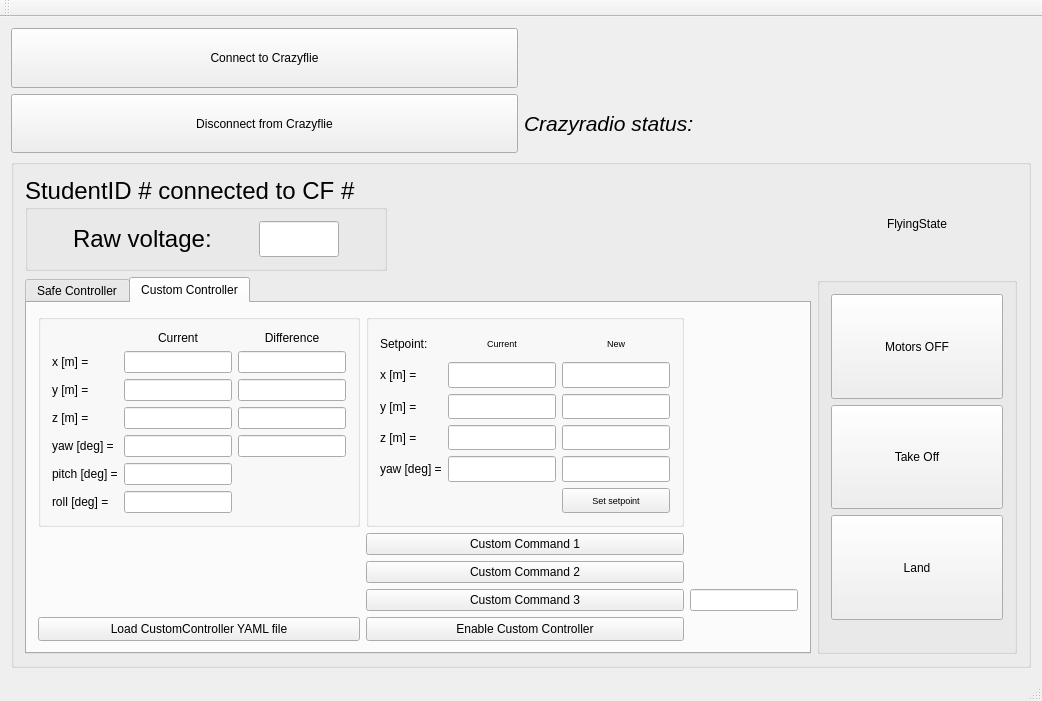
Before: the Qt Designer form pps_ws/src/d_fall_pps/GUI_Qt/studentGUI/src/MainWindow.ui in alexdidier/rampc-quadrotor, drawn with Qt 5.
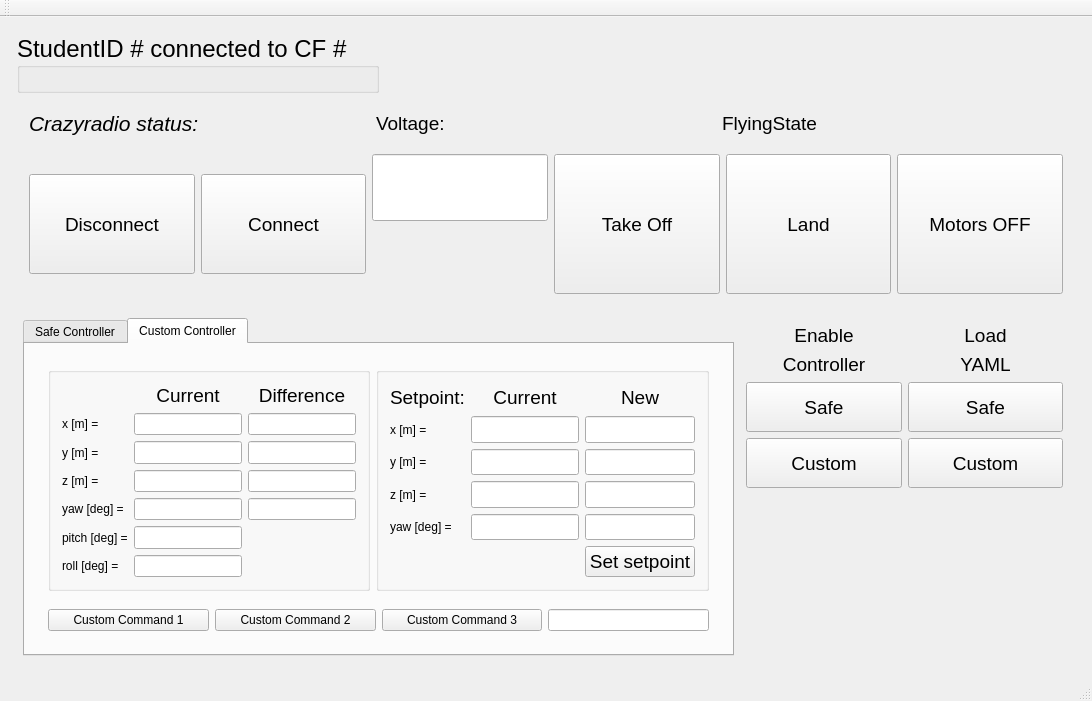
After: the same form once the commit is applied. The open tabs and pages were chosen to show the change.

Commit message: Changed Student GUI layout to look nicer

The edit to the form file:
```diff
--- a/pps_ws/src/d_fall_pps/GUI_Qt/studentGUI/src/MainWindow.ui
+++ b/pps_ws/src/d_fall_pps/GUI_Qt/studentGUI/src/MainWindow.ui
@@ -6,7 +6,7 @@
    <rect>
     <x>0</x>
     <y>0</y>
-    <width>1042</width>
+    <width>1092</width>
     <height>701</height>
    </rect>
   </property>
@@ -27,74 +27,21 @@
   </property>
   <widget class="QWidget" name="centralWidget">
    <layout class="QGridLayout" name="gridLayout">
-    <item row="4" column="1" colspan="2">
-     <widget class="QGroupBox" name="groupBox_general">
-      <property name="title">
-       <string/>
+    <item row="1" column="1">
+     <layout class="QVBoxLayout" name="verticalLayout_4">
+      <property name="leftMargin">
+       <number>6</number>
       </property>
-      <layout class="QGridLayout" name="gridLayout_10">
-       <item row="3" column="1">
-        <widget class="QGroupBox" name="groupBox_4">
-         <property name="title">
-          <string/>
-         </property>
-         <layout class="QVBoxLayout" name="verticalLayout">
-          <item>
-           <widget class="QPushButton" name="motors_OFF_button">
-            <property name="sizePolicy">
-             <sizepolicy hsizetype="Minimum" vsizetype="Expanding">
-              <horstretch>0</horstretch>
-              <verstretch>0</verstretch>
-             </sizepolicy>
-            </property>
-            <property name="text">
-             <string>Motors OFF</string>
-            </property>
-           </widget>
-          </item>
+      <property name="topMargin">
+       <number>6</number>
+      </property>
+      <property name="rightMargin">
+       <number>6</number>
+      </property>
+      <property name="bottomMargin">
+       <number>6</number>
+      </property>
           <item>
-           <widget class="QPushButton" name="take_off_button">
-            <property name="sizePolicy">
-             <sizepolicy hsizetype="Minimum" vsizetype="Expanding">
-              <horstretch>0</horstretch>
-              <verstretch>0</verstretch>
-             </sizepolicy>
-            </property>
-            <property name="text">
-             <string>Take Off</string>
-            </property>
-           </widget>
-          </item>
-          <item>
-           <widget class="QPushButton" name="land_button">
-            <property name="sizePolicy">
-             <sizepolicy hsizetype="Minimum" vsizetype="Expanding">
-              <horstretch>0</horstretch>
-              <verstretch>0</verstretch>
-             </sizepolicy>
-            </property>
-            <property name="text">
-             <string>Land</string>
-            </property>
-           </widget>
-          </item>
-          <item>
-           <widget class="QLabel" name="label_battery">
-            <property name="font">
-             <font>
-              <pointsize>9</pointsize>
-              <italic>true</italic>
-             </font>
-            </property>
-            <property name="text">
-             <string/>
-            </property>
-           </widget>
-          </item>
-         </layout>
-        </widget>
-       </item>
-       <item row="1" column="0">
         <widget class="QGroupBox" name="groupBox">
          <property name="sizePolicy">
           <sizepolicy hsizetype="Maximum" vsizetype="Preferred">
@@ -110,65 +57,268 @@
          <property name="title">
           <string>StudentID # connected to CF #</string>
          </property>
-         <layout class="QGridLayout" name="gridLayout_2">
-          <item row="1" column="0">
+        <layout class="QGridLayout" name="gridLayout_2"/>
+       </widget>
+      </item>
+      <item>
+       <layout class="QVBoxLayout" name="verticalLayout">
+        <property name="leftMargin">
+         <number>6</number>
+        </property>
+        <property name="topMargin">
+         <number>6</number>
+        </property>
+        <property name="rightMargin">
+         <number>6</number>
+        </property>
+        <property name="bottomMargin">
+         <number>6</number>
+        </property>
+        <item>
+         <layout class="QHBoxLayout" name="horizontalLayout_2">
+          <property name="leftMargin">
+           <number>6</number>
+          </property>
+          <property name="topMargin">
+           <number>6</number>
+          </property>
+          <property name="rightMargin">
+           <number>6</number>
+          </property>
+          <property name="bottomMargin">
+           <number>6</number>
+          </property>
+          <item>
+           <widget class="QLabel" name="connected_disconnected_label">
+            <property name="font">
+             <font>
+              <pointsize>16</pointsize>
+              <italic>true</italic>
+             </font>
+            </property>
+            <property name="text">
+             <string>Crazyradio status:</string>
+            </property>
+           </widget>
+          </item>
+          <item>
            <widget class="QLabel" name="raw_voltage_label">
             <property name="sizePolicy">
-             <sizepolicy hsizetype="Fixed" vsizetype="Preferred">
+             <sizepolicy hsizetype="Preferred" vsizetype="Preferred">
               <horstretch>0</horstretch>
               <verstretch>0</verstretch>
              </sizepolicy>
             </property>
             <property name="font">
              <font>
-              <pointsize>18</pointsize>
+              <pointsize>14</pointsize>
               <italic>false</italic>
              </font>
             </property>
             <property name="text">
-             <string>Raw voltage: </string>
+             <string>Voltage: </string>
             </property>
            </widget>
           </item>
-          <item row="1" column="1">
-           <widget class="QLineEdit" name="voltage_field">
-            <property name="sizePolicy">
-             <sizepolicy hsizetype="Maximum" vsizetype="Fixed">
-              <horstretch>0</horstretch>
-              <verstretch>0</verstretch>
-             </sizepolicy>
-            </property>
-            <property name="maximumSize">
-             <size>
-              <width>80</width>
-              <height>16777215</height>
-             </size>
-            </property>
-            <property name="readOnly">
-             <bool>true</bool>
-            </property>
-           </widget>
-          </item>
-         </layout>
-        </widget>
-       </item>
-       <item row="1" column="1">
+          <item>
         <widget class="QLabel" name="flying_state_label">
-         <property name="sizePolicy">
-          <sizepolicy hsizetype="MinimumExpanding" vsizetype="Preferred">
-           <horstretch>0</horstretch>
-           <verstretch>0</verstretch>
-          </sizepolicy>
+            <property name="font">
+             <font>
+              <pointsize>14</pointsize>
+             </font>
          </property>
          <property name="text">
           <string>FlyingState</string>
          </property>
          <property name="alignment">
-          <set>Qt::AlignCenter</set>
+             <set>Qt::AlignLeading|Qt::AlignLeft|Qt::AlignVCenter</set>
          </property>
         </widget>
        </item>
-       <item row="3" column="0">
+         </layout>
+        </item>
+        <item>
+         <layout class="QHBoxLayout" name="horizontalLayout">
+          <property name="leftMargin">
+           <number>6</number>
+          </property>
+          <property name="topMargin">
+           <number>6</number>
+          </property>
+          <property name="rightMargin">
+           <number>6</number>
+          </property>
+          <property name="bottomMargin">
+           <number>6</number>
+          </property>
+          <item>
+           <widget class="QPushButton" name="RF_disconnect_button">
+            <property name="sizePolicy">
+             <sizepolicy hsizetype="Minimum" vsizetype="MinimumExpanding">
+              <horstretch>0</horstretch>
+              <verstretch>0</verstretch>
+             </sizepolicy>
+            </property>
+            <property name="maximumSize">
+             <size>
+              <width>750</width>
+              <height>100</height>
+             </size>
+            </property>
+            <property name="font">
+             <font>
+              <pointsize>14</pointsize>
+             </font>
+            </property>
+            <property name="text">
+             <string>Disconnect</string>
+            </property>
+           </widget>
+          </item>
+          <item>
+           <widget class="QPushButton" name="RF_Connect_button">
+            <property name="sizePolicy">
+             <sizepolicy hsizetype="Minimum" vsizetype="MinimumExpanding">
+              <horstretch>0</horstretch>
+              <verstretch>0</verstretch>
+             </sizepolicy>
+            </property>
+            <property name="maximumSize">
+             <size>
+              <width>750</width>
+              <height>100</height>
+             </size>
+            </property>
+            <property name="font">
+             <font>
+              <pointsize>14</pointsize>
+             </font>
+            </property>
+            <property name="text">
+             <string>Connect</string>
+            </property>
+           </widget>
+          </item>
+          <item>
+           <layout class="QVBoxLayout" name="verticalLayout_8">
+            <item>
+             <widget class="QLineEdit" name="voltage_field">
+              <property name="sizePolicy">
+               <sizepolicy hsizetype="Minimum" vsizetype="MinimumExpanding">
+                <horstretch>0</horstretch>
+                <verstretch>0</verstretch>
+               </sizepolicy>
+              </property>
+              <property name="maximumSize">
+               <size>
+                <width>16777215</width>
+                <height>16777215</height>
+               </size>
+              </property>
+              <property name="font">
+               <font>
+                <pointsize>14</pointsize>
+               </font>
+              </property>
+              <property name="readOnly">
+               <bool>true</bool>
+              </property>
+             </widget>
+            </item>
+            <item>
+             <widget class="QLabel" name="label_battery">
+              <property name="sizePolicy">
+               <sizepolicy hsizetype="Minimum" vsizetype="MinimumExpanding">
+                <horstretch>0</horstretch>
+                <verstretch>0</verstretch>
+               </sizepolicy>
+              </property>
+              <property name="font">
+               <font>
+                <pointsize>14</pointsize>
+                <italic>true</italic>
+               </font>
+              </property>
+              <property name="text">
+               <string/>
+              </property>
+             </widget>
+            </item>
+           </layout>
+          </item>
+          <item>
+           <widget class="QPushButton" name="take_off_button">
+            <property name="sizePolicy">
+             <sizepolicy hsizetype="Minimum" vsizetype="Expanding">
+              <horstretch>0</horstretch>
+              <verstretch>0</verstretch>
+             </sizepolicy>
+            </property>
+            <property name="font">
+             <font>
+              <pointsize>14</pointsize>
+             </font>
+            </property>
+            <property name="text">
+             <string>Take Off</string>
+            </property>
+           </widget>
+          </item>
+          <item>
+           <widget class="QPushButton" name="land_button">
+            <property name="sizePolicy">
+             <sizepolicy hsizetype="Minimum" vsizetype="Expanding">
+              <horstretch>0</horstretch>
+              <verstretch>0</verstretch>
+             </sizepolicy>
+            </property>
+            <property name="font">
+             <font>
+              <pointsize>14</pointsize>
+             </font>
+            </property>
+            <property name="text">
+             <string>Land</string>
+            </property>
+           </widget>
+          </item>
+          <item>
+           <widget class="QPushButton" name="motors_OFF_button">
+            <property name="sizePolicy">
+             <sizepolicy hsizetype="Minimum" vsizetype="Expanding">
+              <horstretch>0</horstretch>
+              <verstretch>0</verstretch>
+             </sizepolicy>
+            </property>
+            <property name="font">
+             <font>
+              <pointsize>14</pointsize>
+             </font>
+            </property>
+            <property name="text">
+             <string>Motors OFF</string>
+            </property>
+           </widget>
+          </item>
+         </layout>
+        </item>
+       </layout>
+      </item>
+      <item>
+       <layout class="QHBoxLayout" name="horizontalLayout_8">
+        <property name="leftMargin">
+         <number>6</number>
+        </property>
+        <property name="topMargin">
+         <number>6</number>
+        </property>
+        <property name="rightMargin">
+         <number>6</number>
+        </property>
+        <property name="bottomMargin">
+         <number>6</number>
+        </property>
+        <item>
         <widget class="QTabWidget" name="tabWidget">
          <property name="currentIndex">
           <number>0</number>
@@ -660,44 +810,6 @@
              </layout>
             </widget>
            </item>
-           <item row="1" column="1">
-            <widget class="QPushButton" name="en_safe_controller">
-             <property name="sizePolicy">
-              <sizepolicy hsizetype="MinimumExpanding" vsizetype="MinimumExpanding">
-               <horstretch>0</horstretch>
-               <verstretch>0</verstretch>
-              </sizepolicy>
-             </property>
-             <property name="maximumSize">
-              <size>
-               <width>16777215</width>
-               <height>50</height>
-              </size>
-             </property>
-             <property name="text">
-              <string>Enable Safe Controller</string>
-             </property>
-            </widget>
-           </item>
-           <item row="1" column="0">
-            <widget class="QPushButton" name="load_safe_yaml_button">
-             <property name="sizePolicy">
-              <sizepolicy hsizetype="MinimumExpanding" vsizetype="MinimumExpanding">
-               <horstretch>0</horstretch>
-               <verstretch>0</verstretch>
-              </sizepolicy>
-             </property>
-             <property name="maximumSize">
-              <size>
-               <width>16777215</width>
-               <height>50</height>
-              </size>
-             </property>
-             <property name="text">
-              <string>Load Safecontroller YAML file</string>
-             </property>
-            </widget>
-           </item>
           </layout>
          </widget>
          <widget class="QWidget" name="tab_4">
@@ -705,28 +817,35 @@
            <string>Custom Controller</string>
           </attribute>
           <layout class="QGridLayout" name="gridLayout_9">
-           <item row="2" column="1">
-            <widget class="QPushButton" name="customButton_2">
-             <property name="text">
-              <string>Custom Command 2</string>
-             </property>
-            </widget>
-           </item>
-           <item row="3" column="1">
-            <widget class="QPushButton" name="customButton_3">
-             <property name="text">
-              <string>Custom Command 3</string>
-             </property>
-            </widget>
-           </item>
-           <item row="1" column="1">
-            <widget class="QPushButton" name="customButton_1">
-             <property name="text">
-              <string>Custom Command 1</string>
-             </property>
-            </widget>
-           </item>
            <item row="0" column="0">
+             <layout class="QVBoxLayout" name="verticalLayout_3">
+              <property name="leftMargin">
+               <number>6</number>
+              </property>
+              <property name="topMargin">
+               <number>6</number>
+              </property>
+              <property name="rightMargin">
+               <number>6</number>
+              </property>
+              <property name="bottomMargin">
+               <number>6</number>
+              </property>
+              <item>
+               <layout class="QHBoxLayout" name="horizontalLayout_3">
+                <property name="leftMargin">
+                 <number>6</number>
+                </property>
+                <property name="topMargin">
+                 <number>6</number>
+                </property>
+                <property name="rightMargin">
+                 <number>6</number>
+                </property>
+                <property name="bottomMargin">
+                 <number>6</number>
+                </property>
+                <item>
             <widget class="QGroupBox" name="groupBox_5">
              <property name="title">
               <string/>
@@ -890,6 +1009,11 @@
                   <verstretch>0</verstretch>
                  </sizepolicy>
                 </property>
+                     <property name="font">
+                      <font>
+                       <pointsize>14</pointsize>
+                      </font>
+                     </property>
                 <property name="text">
                  <string>Current</string>
                 </property>
@@ -958,6 +1082,11 @@
                   <verstretch>0</verstretch>
                  </sizepolicy>
                 </property>
+                     <property name="font">
+                      <font>
+                       <pointsize>14</pointsize>
+                      </font>
+                     </property>
                 <property name="text">
                  <string>Difference</string>
                 </property>
@@ -969,7 +1098,7 @@
              </layout>
             </widget>
            </item>
-           <item row="0" column="1">
+                <item>
             <widget class="QGroupBox" name="groupBox_6">
              <property name="title">
               <string/>
@@ -1054,7 +1183,7 @@
                 </property>
                 <property name="font">
                  <font>
-                  <pointsize>7</pointsize>
+                       <pointsize>14</pointsize>
                  </font>
                 </property>
                 <property name="text">
@@ -1127,7 +1256,7 @@
                 </property>
                 <property name="font">
                  <font>
-                  <pointsize>7</pointsize>
+                       <pointsize>14</pointsize>
                  </font>
                 </property>
                 <property name="text">
@@ -1166,6 +1295,11 @@
                   <verstretch>0</verstretch>
                  </sizepolicy>
                 </property>
+                     <property name="font">
+                      <font>
+                       <pointsize>14</pointsize>
+                      </font>
+                     </property>
                 <property name="text">
                  <string>Setpoint:</string>
                 </property>
@@ -1181,7 +1315,7 @@
                 </property>
                 <property name="font">
                  <font>
-                  <pointsize>7</pointsize>
+                       <pointsize>14</pointsize>
                  </font>
                 </property>
                 <property name="text">
@@ -1195,7 +1329,129 @@
              </layout>
             </widget>
            </item>
-           <item row="4" column="1">
+               </layout>
+              </item>
+              <item>
+               <layout class="QHBoxLayout" name="horizontalLayout_5">
+                <property name="leftMargin">
+                 <number>6</number>
+                </property>
+                <property name="topMargin">
+                 <number>6</number>
+                </property>
+                <property name="rightMargin">
+                 <number>6</number>
+                </property>
+                <property name="bottomMargin">
+                 <number>6</number>
+                </property>
+                <item>
+                 <widget class="QPushButton" name="customButton_1">
+                  <property name="sizePolicy">
+                   <sizepolicy hsizetype="MinimumExpanding" vsizetype="Fixed">
+                    <horstretch>0</horstretch>
+                    <verstretch>0</verstretch>
+                   </sizepolicy>
+                  </property>
+                  <property name="text">
+                   <string>Custom Command 1</string>
+                  </property>
+                 </widget>
+                </item>
+                <item>
+                 <widget class="QPushButton" name="customButton_2">
+                  <property name="sizePolicy">
+                   <sizepolicy hsizetype="MinimumExpanding" vsizetype="Fixed">
+                    <horstretch>0</horstretch>
+                    <verstretch>0</verstretch>
+                   </sizepolicy>
+                  </property>
+                  <property name="text">
+                   <string>Custom Command 2</string>
+                  </property>
+                 </widget>
+                </item>
+                <item>
+                 <widget class="QPushButton" name="customButton_3">
+                  <property name="sizePolicy">
+                   <sizepolicy hsizetype="MinimumExpanding" vsizetype="Fixed">
+                    <horstretch>0</horstretch>
+                    <verstretch>0</verstretch>
+                   </sizepolicy>
+                  </property>
+                  <property name="text">
+                   <string>Custom Command 3</string>
+                  </property>
+                 </widget>
+                </item>
+                <item>
+                 <widget class="QLineEdit" name="custom_command_3"/>
+                </item>
+               </layout>
+              </item>
+             </layout>
+            </item>
+           </layout>
+          </widget>
+         </widget>
+        </item>
+        <item>
+         <layout class="QGridLayout" name="gridLayout_17">
+          <property name="leftMargin">
+           <number>6</number>
+          </property>
+          <property name="topMargin">
+           <number>6</number>
+          </property>
+          <property name="rightMargin">
+           <number>6</number>
+          </property>
+          <property name="bottomMargin">
+           <number>6</number>
+          </property>
+          <item row="0" column="1">
+           <widget class="QLabel" name="label_2">
+            <property name="sizePolicy">
+             <sizepolicy hsizetype="Preferred" vsizetype="Minimum">
+              <horstretch>0</horstretch>
+              <verstretch>0</verstretch>
+             </sizepolicy>
+            </property>
+            <property name="font">
+             <font>
+              <pointsize>14</pointsize>
+             </font>
+            </property>
+            <property name="text">
+             <string>Load</string>
+            </property>
+            <property name="alignment">
+             <set>Qt::AlignCenter</set>
+            </property>
+           </widget>
+          </item>
+          <item row="1" column="0">
+           <widget class="QLabel" name="label_21">
+            <property name="sizePolicy">
+             <sizepolicy hsizetype="Preferred" vsizetype="Minimum">
+              <horstretch>0</horstretch>
+              <verstretch>0</verstretch>
+             </sizepolicy>
+            </property>
+            <property name="font">
+             <font>
+              <pointsize>14</pointsize>
+             </font>
+            </property>
+            <property name="text">
+             <string>Controller</string>
+            </property>
+            <property name="alignment">
+             <set>Qt::AlignCenter</set>
+            </property>
+           </widget>
+          </item>
+          <item row="3" column="0">
             <widget class="QPushButton" name="en_custom_controller">
              <property name="sizePolicy">
               <sizepolicy hsizetype="MinimumExpanding" vsizetype="MinimumExpanding">
@@ -1209,12 +1465,99 @@
                <height>50</height>
               </size>
              </property>
+            <property name="font">
+             <font>
+              <pointsize>14</pointsize>
+             </font>
+            </property>
              <property name="text">
-              <string>Enable Custom Controller</string>
+             <string>Custom</string>
              </property>
             </widget>
            </item>
            <item row="4" column="0">
+           <spacer name="verticalSpacer">
+            <property name="orientation">
+             <enum>Qt::Vertical</enum>
+            </property>
+            <property name="sizeHint" stdset="0">
+             <size>
+              <width>20</width>
+              <height>40</height>
+             </size>
+            </property>
+           </spacer>
+          </item>
+          <item row="2" column="1">
+           <widget class="QPushButton" name="load_safe_yaml_button">
+            <property name="sizePolicy">
+             <sizepolicy hsizetype="MinimumExpanding" vsizetype="MinimumExpanding">
+              <horstretch>0</horstretch>
+              <verstretch>0</verstretch>
+             </sizepolicy>
+            </property>
+            <property name="maximumSize">
+             <size>
+              <width>16777215</width>
+              <height>50</height>
+             </size>
+            </property>
+            <property name="font">
+             <font>
+              <pointsize>14</pointsize>
+             </font>
+            </property>
+            <property name="text">
+             <string>Safe</string>
+            </property>
+           </widget>
+          </item>
+          <item row="0" column="0">
+           <widget class="QLabel" name="label">
+            <property name="sizePolicy">
+             <sizepolicy hsizetype="Preferred" vsizetype="Minimum">
+              <horstretch>0</horstretch>
+              <verstretch>0</verstretch>
+             </sizepolicy>
+            </property>
+            <property name="font">
+             <font>
+              <pointsize>14</pointsize>
+             </font>
+            </property>
+            <property name="text">
+             <string>Enable</string>
+            </property>
+            <property name="alignment">
+             <set>Qt::AlignCenter</set>
+            </property>
+           </widget>
+          </item>
+          <item row="2" column="0">
+           <widget class="QPushButton" name="en_safe_controller">
+            <property name="sizePolicy">
+             <sizepolicy hsizetype="MinimumExpanding" vsizetype="MinimumExpanding">
+              <horstretch>0</horstretch>
+              <verstretch>0</verstretch>
+             </sizepolicy>
+            </property>
+            <property name="maximumSize">
+             <size>
+              <width>16777215</width>
+              <height>50</height>
+             </size>
+            </property>
+            <property name="font">
+             <font>
+              <pointsize>14</pointsize>
+             </font>
+            </property>
+            <property name="text">
+             <string>Safe</string>
+            </property>
+           </widget>
+          </item>
+          <item row="3" column="1">
             <widget class="QPushButton" name="load_custom_yaml_button">
              <property name="sizePolicy">
               <sizepolicy hsizetype="MinimumExpanding" vsizetype="MinimumExpanding">
@@ -1228,71 +1571,42 @@
                <height>50</height>
               </size>
              </property>
+            <property name="font">
+             <font>
+              <pointsize>14</pointsize>
+             </font>
+            </property>
              <property name="text">
-              <string>Load CustomController YAML file</string>
-             </property>
-            </widget>
-           </item>
-           <item row="3" column="2">
-            <widget class="QLineEdit" name="custom_command_3"/>
-           </item>
-          </layout>
-         </widget>
-        </widget>
-       </item>
-      </layout>
+             <string>Custom</string>
+            </property>
      </widget>
     </item>
     <item row="1" column="1">
-     <widget class="QPushButton" name="RF_disconnect_button">
+           <widget class="QLabel" name="label_22">
       <property name="sizePolicy">
-       <sizepolicy hsizetype="Minimum" vsizetype="MinimumExpanding">
+             <sizepolicy hsizetype="Preferred" vsizetype="Minimum">
         <horstretch>0</horstretch>
         <verstretch>0</verstretch>
        </sizepolicy>
       </property>
-      <property name="maximumSize">
-       <size>
-        <width>750</width>
-        <height>100</height>
-       </size>
-      </property>
-      <property name="text">
-       <string>Disconnect from Crazyflie</string>
-      </property>
-     </widget>
-    </item>
-    <item row="0" column="1">
-     <widget class="QPushButton" name="RF_Connect_button">
-      <property name="sizePolicy">
-       <sizepolicy hsizetype="Minimum" vsizetype="MinimumExpanding">
-        <horstretch>0</horstretch>
-        <verstretch>0</verstretch>
-       </sizepolicy>
-      </property>
-      <property name="maximumSize">
-       <size>
-        <width>750</width>
-        <height>100</height>
-       </size>
-      </property>
-      <property name="text">
-       <string>Connect to Crazyflie</string>
-      </property>
-     </widget>
-    </item>
-    <item row="1" column="2">
-     <widget class="QLabel" name="connected_disconnected_label">
       <property name="font">
        <font>
-        <pointsize>16</pointsize>
-        <italic>true</italic>
+              <pointsize>14</pointsize>
        </font>
       </property>
       <property name="text">
-       <string>Crazyradio status:</string>
-      </property>
-     </widget>
+             <string>YAML</string>
+            </property>
+            <property name="alignment">
+             <set>Qt::AlignCenter</set>
+            </property>
+           </widget>
+          </item>
+         </layout>
+        </item>
+       </layout>
+      </item>
+     </layout>
     </item>
    </layout>
   </widget>
```
Left out of the diff: 107 changed lines with no effect on the pictures. Lines whose indentation alone changed are shown as unchanged.
